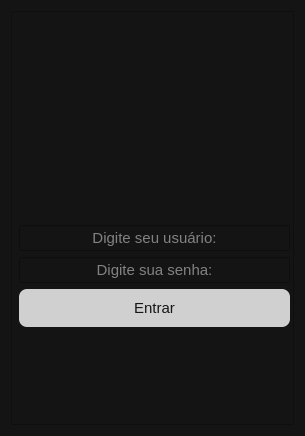
The window that login.ui (davigopi/Recibos) describes before a commit, drawn with Qt 5.
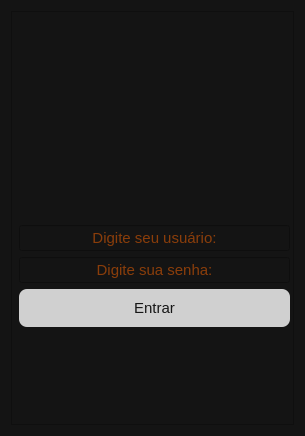
The same window after the commit. Icons and pictures are not drawn.

Patch:
```diff
--- a/login.ui
+++ b/login.ui
@@ -44,7 +44,11 @@
 QPushButton:disabled {
 	background-color: rgba(255, 255, 255, 0.1);
   	color: rgb(245, 245, 245);
- }</string>
+ }
+
+QLineEdit{
+	color: rgb(255,102, 0);
+}</string>
   </property>
   <layout class="QHBoxLayout" name="horizontalLayout">
    <item>
@@ -58,7 +62,7 @@
      <property name="frameShadow">
       <enum>QFrame::Shadow::Raised</enum>
      </property>
-     <widget class="QWidget" name="">
+     <widget class="QWidget" name="layoutWidget">
       <property name="geometry">
        <rect>
         <x>8</x>
```
